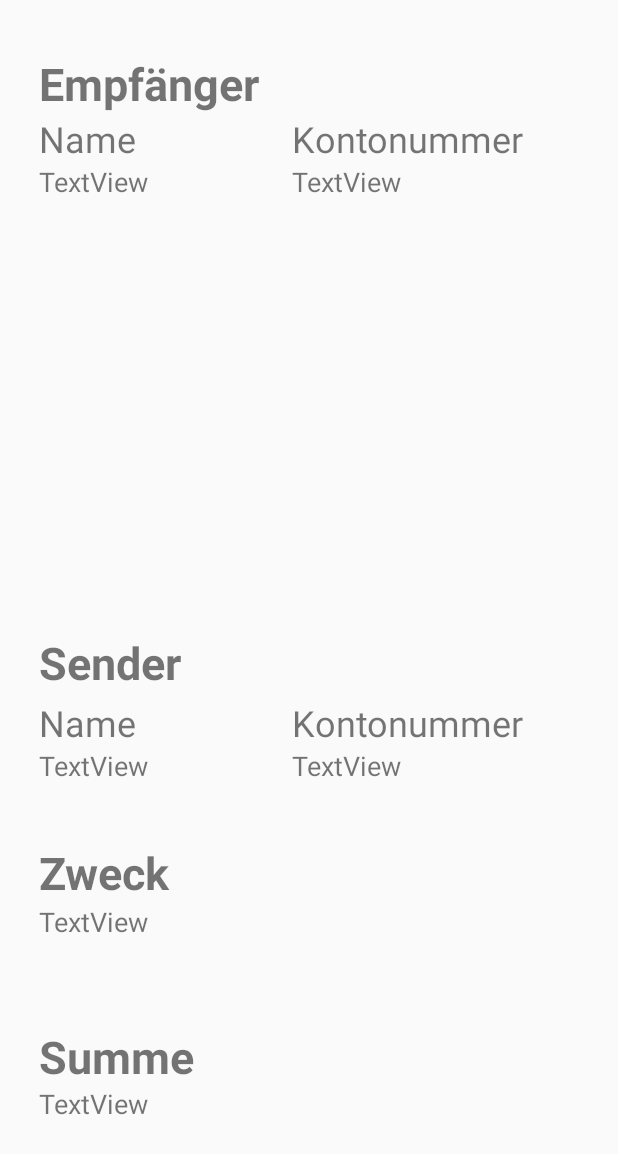
After one commit to LinoJo/BankX, an Android app: the layout activity_transaktion_detail.xml on its own in the app's theme, with its tools: preview values and no code run, on a phone screen of 412 x 824 dp. The commit adds this screen. Shown: the top 1154 px of the screen. Run offline under Robolectric (Android 15) with nearby library versions, the phone set to English and light mode, and no system bars.

Commit message:
Detailansicht für Transaktionen hinzugefügt

```diff
--- a/de.bankx.client.android/app/src/main/AndroidManifest.xml
+++ b/de.bankx.client.android/app/src/main/AndroidManifest.xml
@@ -20,7 +20,8 @@
             </intent-filter>
         </activity>
         <activity android:name=".KontouebersichtActivity" />
-        <activity android:name=".UeberweisungActivity"></activity>
+        <activity android:name=".UeberweisungActivity" />
+        <activity android:name=".TransaktionDetailActivity"></activity>
     </application>
 
 </manifest>
--- a/de.bankx.client.android/app/src/main/java/de/bankx/client/android/KontouebersichtActivity.java
+++ b/de.bankx.client.android/app/src/main/java/de/bankx/client/android/KontouebersichtActivity.java
@@ -8,10 +8,13 @@ import android.os.Bundle;
 import android.util.Log;
 import android.view.Menu;
 import android.view.MenuItem;
+import android.view.View;
+import android.widget.AdapterView;
 import android.widget.ListAdapter;
 import android.widget.ListView;
 import android.widget.SimpleAdapter;
 import android.widget.TextView;
+import android.widget.Toast;
 
 import org.json.JSONArray;
 import org.json.JSONException;
@@ -29,6 +32,7 @@ public class KontouebersichtActivity extends AppCompatActivity {
     private TextView kontonummer;
     private TextView kontostand;
     private TextView kontoinhaber;
+    private ArrayList<HashMap<String, String>> transactionList;
     private int saldo;
 
     // JSON Node names
@@ -58,6 +62,15 @@ public class KontouebersichtActivity extends AppCompatActivity {
         kontoinhaber = (TextView) findViewById(R.id.textKontoinhaber);
 
         listeTransaktionen =(ListView)findViewById(R.id.listeTransaktionen);
+        listeTransaktionen.setOnItemClickListener(new AdapterView.OnItemClickListener() {
+            @Override
+            public void onItemClick(AdapterView<?> parent, View view, int position, long id) {
+                Intent intent = new Intent(KontouebersichtActivity.this, TransaktionDetailActivity.class);
+                intent.putExtra("Transaktionen", transactionList);
+                intent.putExtra("Position", position);
+                startActivity(intent);
+            }
+        });
         saldo = 0;
 
         jsonUrl = getIntent().getStringExtra("jsonUrl");
@@ -67,6 +80,8 @@ public class KontouebersichtActivity extends AppCompatActivity {
 
         new GetTransactions().execute();
     }
+
+
 
     @Override
     public boolean onCreateOptionsMenu(Menu menu) {
@@ -91,7 +106,6 @@ public class KontouebersichtActivity extends AppCompatActivity {
 
     public class GetTransactions extends AsyncTask<Void, Void, Void> {
         // Hashmap for ListView
-        ArrayList<HashMap<String, String>> transactionList;
         ProgressDialog proDialog;
 
         @Override
@@ -133,6 +147,7 @@ public class KontouebersichtActivity extends AppCompatActivity {
                     new String[]{TAG_TRANSACTIONDATE, TAG_REFERENCE, TAG_AMOUNT},
                     new int[]{R.id.datumData,R.id.zweckData, R.id.summeData});
             listeTransaktionen.setAdapter(adapter);
+
             String sSaldo = Integer.toString(saldo);
             kontostand.setText(sSaldo);
             kontoinhaber.setText(sKontoinhaber);
@@ -187,8 +202,10 @@ public class KontouebersichtActivity extends AppCompatActivity {
                     transaction.put(TAG_AMOUNT, amount);
                     transaction.put(TAG_REFERENCE, reference);
                     transaction.put(TAG_TRANSACTIONDATE, transactionDate);
-                    transaction.put(TAG_S_NUMBER, sNumber);
-                    transaction.put(TAG_S_OWNER, sOwner);
+                    transaction.put("sNumber", sNumber);
+                    transaction.put("sOwner", sOwner);
+                    transaction.put("rNumber", rNumber);
+                    transaction.put("rOwner", rOwner);
 
                     // Hinzufügen der Transaktion zur Transaktionsliste
                     transactionList.add(transaction);
--- /dev/null
+++ b/de.bankx.client.android/app/src/main/java/de/bankx/client/android/TransaktionDetailActivity.java
@@ -0,0 +1,34 @@
+package de.bankx.client.android;
+
+import android.support.v7.app.AppCompatActivity;
+import android.os.Bundle;
+import android.widget.TextView;
+
+import java.util.ArrayList;
+import java.util.HashMap;
+
+public class TransaktionDetailActivity extends AppCompatActivity {
+
+    @Override
+    protected void onCreate(Bundle savedInstanceState) {
+        super.onCreate(savedInstanceState);
+        setContentView(R.layout.activity_transaktion_detail);
+
+        ArrayList<HashMap<String, String>> transactionList = (ArrayList<HashMap<String, String>>) getIntent().getSerializableExtra("Transaktionen");
+        int id = getIntent().getIntExtra("Position", 0);
+
+        TextView detailEmpfaenger = (TextView) findViewById(R.id.detailEName);
+        TextView detailEKontonummer = (TextView) findViewById(R.id.detailEKontonummer);
+        TextView detailSender = (TextView) findViewById(R.id.detailSName);
+        TextView detailSKontonummer = (TextView) findViewById(R.id.detailSKontonummer);
+        TextView detailZweck = (TextView) findViewById(R.id.detailZweck);
+        TextView detailSumme = (TextView) findViewById(R.id.detailSumme);
+
+        detailEmpfaenger.setText(transactionList.get(id).get("rOwner"));
+        detailEKontonummer.setText(transactionList.get(id).get("rNumber"));
+        detailSender.setText(transactionList.get(id).get("sOwner"));
+        detailSKontonummer.setText(transactionList.get(id).get("sNumber"));
+        detailZweck.setText(transactionList.get(id).get("reference"));
+        detailSumme.setText(transactionList.get(id).get("amount"));
+    }
+}
--- a/de.bankx.client.android/app/src/main/res/layout/activity_kontouebersicht.xml
+++ b/de.bankx.client.android/app/src/main/res/layout/activity_kontouebersicht.xml
@@ -11,8 +11,7 @@ tools:context="de.bankx.client.android.KontouebersichtActivity">
         android:layout_height="350dp"
         android:layout_alignParentBottom="true"
         android:layout_alignParentStart="true"
-        android:scrollbars="vertical"
-        android:visibility="visible" />
+        android:scrollbars="vertical" />
 
     <TextView
         android:id="@+id/textKontonummer"
--- /dev/null
+++ b/de.bankx.client.android/app/src/main/res/layout/activity_transaktion_detail.xml
@@ -0,0 +1,150 @@
+<?xml version="1.0" encoding="utf-8"?>
+<RelativeLayout xmlns:android="http://schemas.android.com/apk/res/android"
+    xmlns:app="http://schemas.android.com/apk/res-auto"
+    xmlns:tools="http://schemas.android.com/tools"
+    android:layout_width="match_parent"
+    android:layout_height="match_parent"
+    tools:context="de.bankx.client.android.TransaktionDetailActivity">
+
+    <TextView
+        android:id="@+id/textView2"
+        android:layout_width="wrap_content"
+        android:layout_height="wrap_content"
+        android:layout_alignParentStart="true"
+        android:layout_alignParentTop="true"
+        android:layout_marginStart="26dp"
+        android:layout_marginTop="35dp"
+        android:text="Empfänger"
+        android:textSize="30sp"
+        android:textStyle="bold" />
+
+    <TextView
+        android:id="@+id/textView7"
+        android:layout_width="wrap_content"
+        android:layout_height="wrap_content"
+        android:layout_alignStart="@+id/textView2"
+        android:layout_below="@+id/textView2"
+        android:text="Name"
+        android:textSize="24sp" />
+
+    <TextView
+        android:id="@+id/textView8"
+        android:layout_width="wrap_content"
+        android:layout_height="wrap_content"
+        android:layout_above="@+id/detailSKontonummer"
+        android:layout_alignStart="@+id/detailEKontonummer"
+        android:text="Kontonummer"
+        android:textSize="24sp" />
+
+    <TextView
+        android:id="@+id/textView9"
+        android:layout_width="wrap_content"
+        android:layout_height="wrap_content"
+        android:layout_above="@+id/detailSKontonummer"
+        android:layout_alignStart="@+id/detailEName"
+        android:layout_marginBottom="36dp"
+        android:text="Sender"
+        android:textSize="30sp"
+        android:textStyle="bold" />
+
+    <TextView
+        android:id="@+id/textView10"
+        android:layout_width="wrap_content"
+        android:layout_height="wrap_content"
+        android:layout_alignBaseline="@+id/textView8"
+        android:layout_alignBottom="@+id/textView8"
+        android:layout_alignStart="@+id/textView9"
+        android:text="Name"
+        android:textSize="24sp" />
+
+    <TextView
+        android:id="@+id/textView11"
+        android:layout_width="wrap_content"
+        android:layout_height="wrap_content"
+        android:layout_above="@+id/detailEName"
+        android:layout_marginStart="22dp"
+        android:layout_toEndOf="@+id/textView2"
+        android:text="Kontonummer"
+        android:textSize="24sp" />
+
+    <TextView
+        android:id="@+id/textView12"
+        android:layout_width="wrap_content"
+        android:layout_height="wrap_content"
+        android:layout_above="@+id/detailZweck"
+        android:layout_alignStart="@+id/detailSName"
+        android:text="Zweck"
+        android:textSize="30sp"
+        android:textStyle="bold" />
+
+    <TextView
+        android:id="@+id/textView13"
+        android:layout_width="wrap_content"
+        android:layout_height="wrap_content"
+        android:layout_alignParentBottom="true"
+        android:layout_alignStart="@+id/detailZweck"
+        android:layout_marginBottom="99dp"
+        android:text="Summe"
+        android:textSize="30sp"
+        android:textStyle="bold" />
+
+    <TextView
+        android:id="@+id/detailEName"
+        android:layout_width="wrap_content"
+        android:layout_height="wrap_content"
+        android:layout_alignStart="@+id/textView7"
+        android:layout_below="@+id/textView7"
+        android:text="TextView"
+        android:textSize="18sp"
+        tools:layout_editor_absoluteX="26dp"
+        tools:layout_editor_absoluteY="100dp" />
+
+    <TextView
+        android:id="@+id/detailEKontonummer"
+        android:layout_width="wrap_content"
+        android:layout_height="wrap_content"
+        android:layout_alignStart="@+id/textView11"
+        android:layout_below="@+id/textView11"
+        android:text="TextView"
+        android:textSize="18sp" />
+
+    <TextView
+        android:id="@+id/detailSName"
+        android:layout_width="wrap_content"
+        android:layout_height="wrap_content"
+        android:layout_alignStart="@+id/textView10"
+        android:layout_below="@+id/textView10"
+        android:text="TextView"
+        android:textSize="18sp" />
+
+    <TextView
+        android:id="@+id/detailSKontonummer"
+        android:layout_width="wrap_content"
+        android:layout_height="wrap_content"
+        android:layout_above="@+id/detailZweck"
+        android:layout_alignStart="@+id/textView8"
+        android:layout_marginBottom="79dp"
+        android:text="TextView"
+        android:textSize="18sp" />
+
+    <TextView
+        android:id="@+id/detailZweck"
+        android:layout_width="wrap_content"
+        android:layout_height="wrap_content"
+        android:layout_above="@+id/textView13"
+        android:layout_alignStart="@+id/textView12"
+        android:layout_marginBottom="57dp"
+        android:text="TextView"
+        android:textSize="18sp" />
+
+    <TextView
+        android:id="@+id/detailSumme"
+        android:layout_width="wrap_content"
+        android:layout_height="wrap_content"
+        android:layout_alignStart="@+id/textView13"
+        android:layout_below="@+id/detailZweck"
+        android:layout_marginTop="39dp"
+        android:text="TextView"
+        android:textSize="18sp" />
+
+</RelativeLayout>
--- a/de.bankx.client.android/app/src/main/res/layout/colum_kontouebersicht.xml
+++ b/de.bankx.client.android/app/src/main/res/layout/colum_kontouebersicht.xml
@@ -10,19 +10,24 @@
             android:layout_column="0"
             android:layout_weight="0.2"
             android:padding="10dp"
-            android:text="TextView" />
+            android:text="TextView"
+            android:textAlignment="viewStart" />
+
         <TextView
             android:id="@+id/zweckData"
             android:layout_column="1"
             android:layout_weight="1"
             android:padding="10dp"
-            android:text="TextView" />
+            android:text="TextView"
+            android:textAlignment="viewStart" />
+
         <TextView
             android:id="@+id/summeData"
             android:layout_column="2"
             android:layout_weight="0.1"
             android:padding="10dp"
-            android:text="TextView" />
+            android:text="TextView"
+            android:textAlignment="viewStart" />
     </TableRow>
 
 </TableLayout>
```
